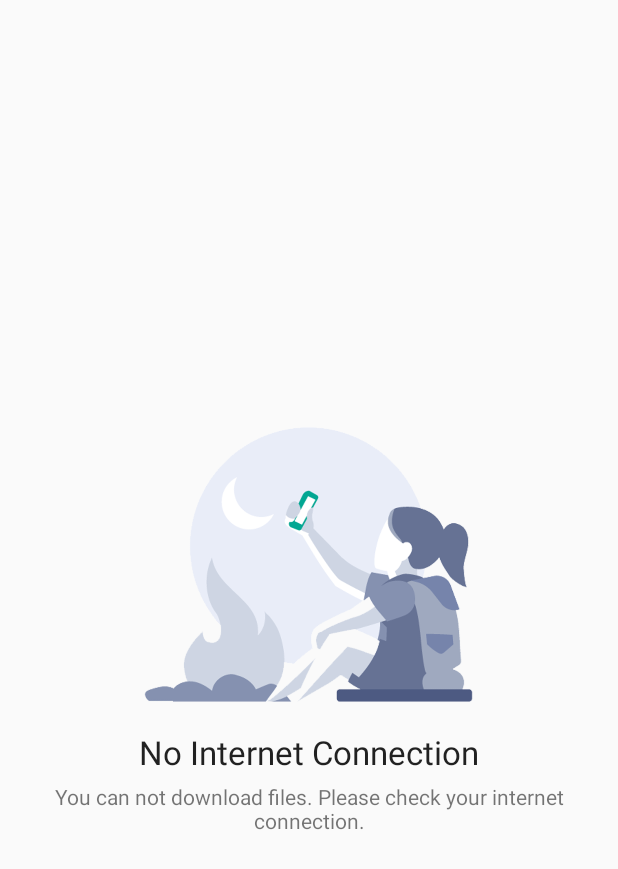
After one commit to hemamitta/tktpl-learningcompanion, an Android app: the layout activity_library_detail_no_internet.xml on its own in the app's theme, with its tools: preview values and no code run, on a phone screen of 412 x 824 dp. The commit adds this screen. Shown: the top 869 px of the screen. Run offline under Robolectric (Android 15) with nearby library versions, the phone set to English and light mode, and no system bars.

Commit message:
Detect connectivity on LibraryDetail

```diff
--- a/app/src/main/AndroidManifest.xml
+++ b/app/src/main/AndroidManifest.xml
@@ -5,8 +5,9 @@
     <uses-feature android:name="android.hardware.camera" android:required="false" />
 
     <uses-permission android:name="android.permission.INTERNET" />
+    <uses-permission android:name="android.permission.ACCESS_NETWORK_STATE" />
+    <uses-permission android:name="android.permission.READ_EXTERNAL_STORAGE" />
     <uses-permission android:name="android.permission.WRITE_EXTERNAL_STORAGE" />
-    <uses-permission android:name="android.permission.READ_EXTERNAL_STORAGE" />
     <uses-permission android:name="android.permission.CAMERA" />
 
     <application
--- a/app/src/main/java/id/ac/ui/cs/mobileprogramming/hemamittakalyani/learningcompanion/views/LibraryDetailActivity.java
+++ b/app/src/main/java/id/ac/ui/cs/mobileprogramming/hemamittakalyani/learningcompanion/views/LibraryDetailActivity.java
@@ -12,6 +12,8 @@ import android.content.IntentFilter;
 import android.content.pm.PackageManager;
 import android.graphics.BitmapFactory;
 import android.graphics.Color;
+import android.net.ConnectivityManager;
+import android.net.NetworkInfo;
 import android.net.Uri;
 import android.os.Build;
 import android.os.Bundle;
@@ -62,8 +64,13 @@ public class LibraryDetailActivity extends AppCompatActivity  {
     @Override
     protected void onCreate(Bundle savedInstanceState) {
         super.onCreate(savedInstanceState);
+
+        if (!isNetworkAvailable()) {
+            setContentView(R.layout.activity_library_detail_no_internet);
+
+        }
+        else {
             setContentView(R.layout.activity_library_detail);
-
             Intent intentCourse = getIntent();
             String libraryName = intentCourse.getStringExtra(EXTRA_LIBRARY_NAME);
             @SuppressWarnings("unchecked")
@@ -87,6 +94,7 @@ public class LibraryDetailActivity extends AppCompatActivity  {
             // Notification Channel
             initNotificationChannel();
         }
+    }
 
     @Override
     protected void onResume() {
@@ -95,9 +103,11 @@ public class LibraryDetailActivity extends AppCompatActivity  {
                 DownloadService.NOTIFICATION));
     }
 
-    @Override
-    protected void onPause() {
-        super.onPause();
+    private boolean isNetworkAvailable() {
+        ConnectivityManager connectivityManager
+                = (ConnectivityManager) getSystemService(Context.CONNECTIVITY_SERVICE);
+        NetworkInfo activeNetworkInfo = connectivityManager.getActiveNetworkInfo();
+        return activeNetworkInfo != null && activeNetworkInfo.isConnected();
     }
 
     public void onClickDownload(Book book) {
--- /dev/null
+++ b/app/src/main/res/layout/activity_library_detail_no_internet.xml
@@ -0,0 +1,36 @@
+<?xml version="1.0" encoding="utf-8"?>
+<LinearLayout
+    xmlns:android="http://schemas.android.com/apk/res/android"
+    xmlns:tools="http://schemas.android.com/tools"
+    android:layout_width="match_parent"
+    android:layout_height="wrap_content"
+    android:gravity="center"
+    android:layout_gravity="center_vertical"
+    android:orientation="vertical"
+    android:paddingHorizontal="16dp"
+    tools:context=".views.LibraryDetailActivity" >
+
+    <ImageView
+        android:id="@+id/imageView1"
+        android:contentDescription="@string/internetTitle"
+        android:layout_width="260dp"
+        android:layout_height="220dp"
+        android:scaleType="centerInside"
+        android:layout_gravity="center"
+        android:src="@drawable/no_internet" />
+
+    <TextView
+        android:layout_width="match_parent"
+        android:layout_height="wrap_content"
+        android:text="@string/noInternetTitle"
+        android:textAppearance="@style/TextAppearance.AppCompat.Large"
+        android:textAlignment="center" />
+
+    <TextView
+        android:layout_width="match_parent"
+        android:layout_height="wrap_content"
+        android:text="@string/noInternetSubtitle"
+        android:layout_marginTop="5dp"
+        android:textAlignment="center" />
+
+</LinearLayout>
--- a/app/src/main/res/values/strings.xml
+++ b/app/src/main/res/values/strings.xml
@@ -42,4 +42,6 @@
     <string name="cameraDesc">Allow application to use the device\'s camera. This permission is used to take your profile photo.</string>
     <string name="permissionGrantedAccount">Permission Granted. Now you can change profile picture.</string>
     <string name="permissionLibraryDetail">Permission Granted. Now you can download e-book.</string>
+    <string name="noInternetTitle">No Internet Connection</string>
+    <string name="noInternetSubtitle">You can not download files. Please check your internet connection.</string>
 </resources>
```
Also changed, not shown: app/src/main/res/drawable/no_internet.png (added), 1 other file. Lines whose indentation alone changed are shown as unchanged.
